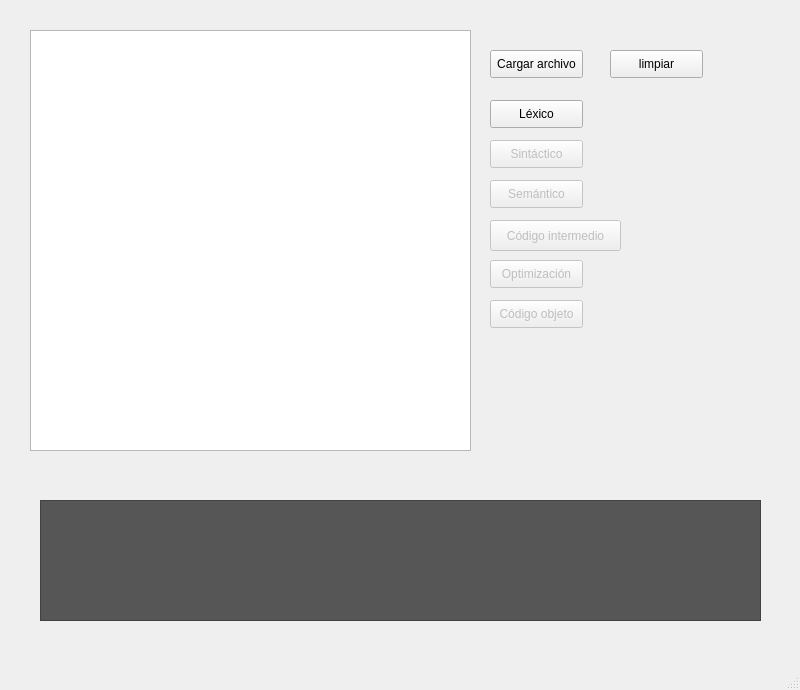
The window that ventana_principal.ui (llamasdelacruz/Compilador) describes before a commit, drawn with Qt 5.
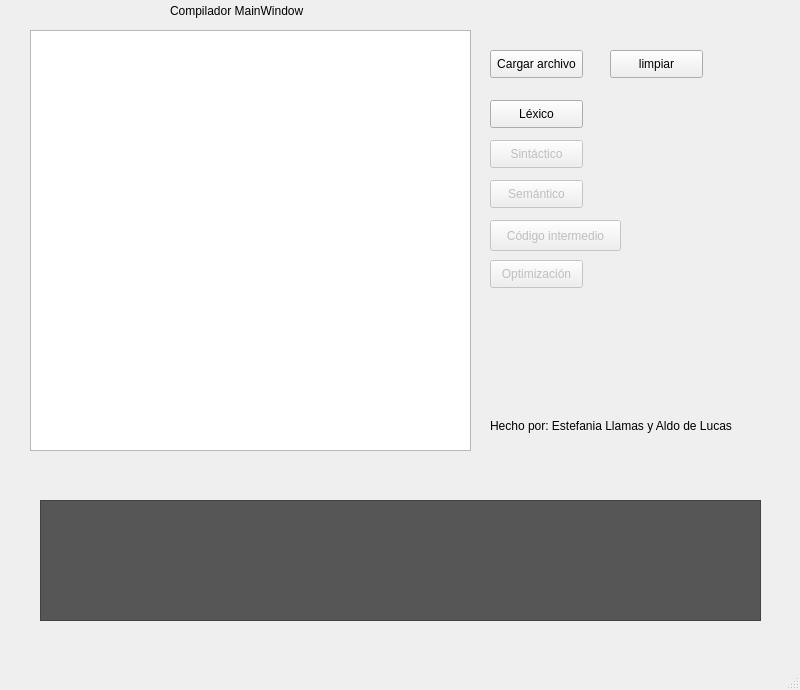
The same window after the commit.

Commit message: propagacion de copias que solo elimine si si  se hace la propagacion, y le quite el boton de codigo objeto, le puse nombre y quien lo hizo

What changed in the file:
```diff
--- a/ventana_principal.ui
+++ b/ventana_principal.ui
@@ -117,22 +117,6 @@
      <string>Optimización</string>
     </property>
    </widget>
-   <widget class="QPushButton" name="pushButton_8">
-    <property name="enabled">
-     <bool>false</bool>
-    </property>
-    <property name="geometry">
-     <rect>
-      <x>490</x>
-      <y>300</y>
-      <width>93</width>
-      <height>28</height>
-     </rect>
-    </property>
-    <property name="text">
-     <string>Código objeto</string>
-    </property>
-   </widget>
    <widget class="QPlainTextEdit" name="areaTexto">
     <property name="geometry">
      <rect>
@@ -169,6 +153,32 @@
      <string/>
     </property>
    </widget>
+   <widget class="QLabel" name="label">
+    <property name="geometry">
+     <rect>
+      <x>170</x>
+      <y>0</y>
+      <width>211</width>
+      <height>21</height>
+     </rect>
+    </property>
+    <property name="text">
+     <string>Compilador MainWindow</string>
+    </property>
+   </widget>
+   <widget class="QLabel" name="label_2">
+    <property name="geometry">
+     <rect>
+      <x>490</x>
+      <y>400</y>
+      <width>261</width>
+      <height>51</height>
+     </rect>
+    </property>
+    <property name="text">
+     <string>Hecho por: Estefania Llamas y Aldo de Lucas</string>
+    </property>
+   </widget>
   </widget>
   <widget class="QMenuBar" name="menubar">
    <property name="geometry">
```
The commit also changes 1 other file.
